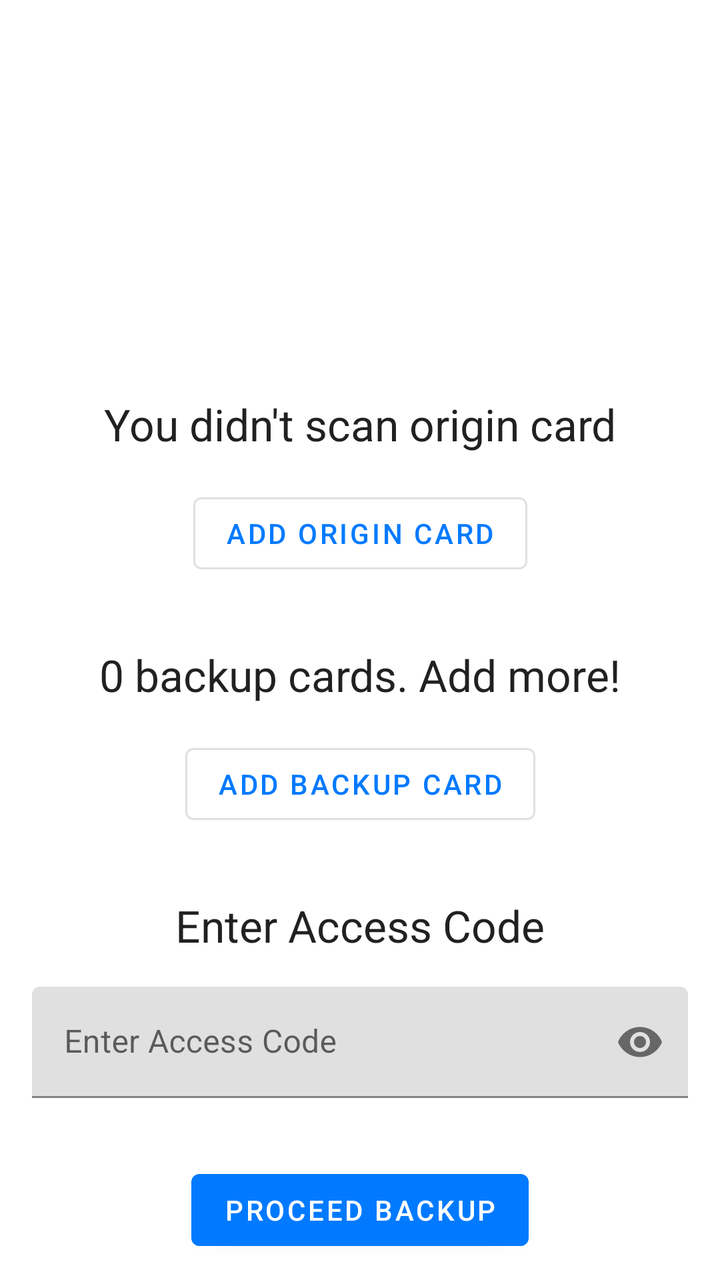
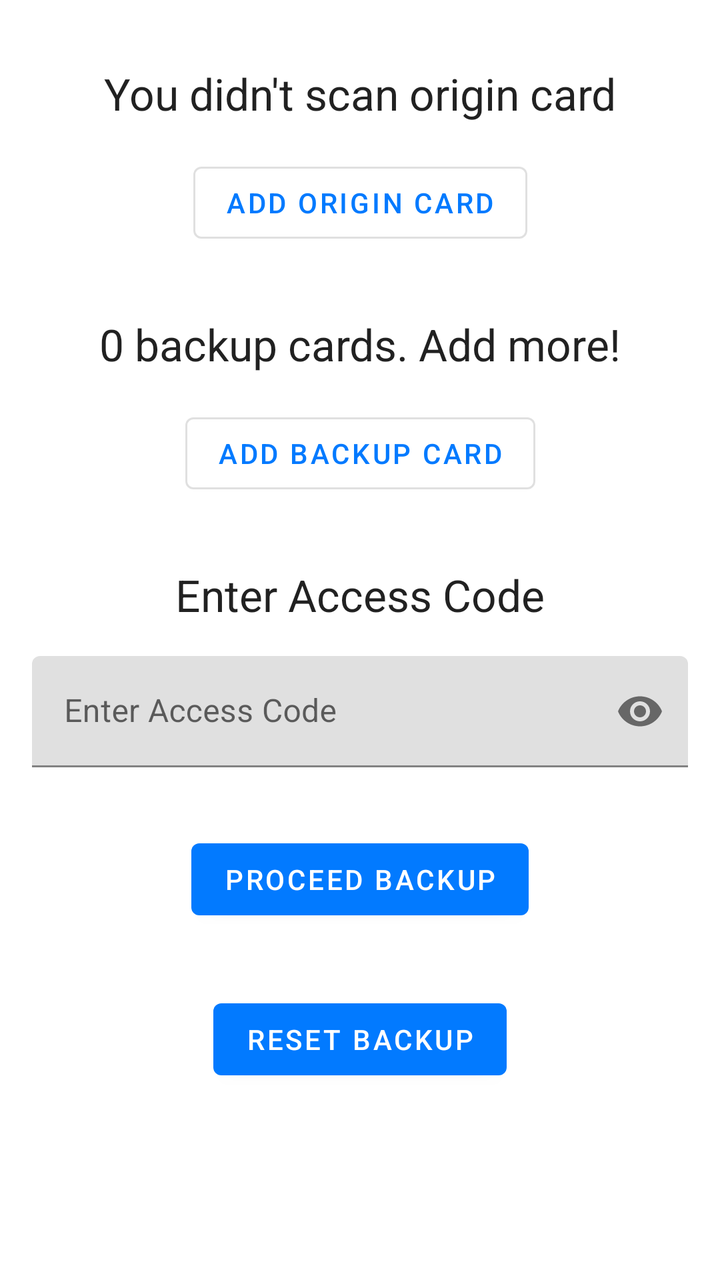

An Android layout rendered at two revisions. The XML below is the earlier revision; the diff shows what the commit changed to produce the second picture.
<!-- AndroidManifest.xml: application theme AppTheme -->
<!-- res/layout/activity_backup.xml -->
<?xml version="1.0" encoding="utf-8"?>
<androidx.constraintlayout.widget.ConstraintLayout xmlns:android="http://schemas.android.com/apk/res/android"
    xmlns:app="http://schemas.android.com/apk/res-auto"
    android:layout_width="match_parent"
    android:layout_height="match_parent">

    <TextView
        android:id="@+id/tv_add_origin_card"
        android:layout_width="wrap_content"
        android:layout_height="wrap_content"
        android:layout_marginTop="120dp"
        android:text="You didn't scan origin card"
        android:textAppearance="@style/TextAppearance.AppCompat.Large"
        app:layout_constraintBottom_toTopOf="@id/btn_add_origin_card"
        app:layout_constraintEnd_toEndOf="parent"
        app:layout_constraintStart_toStartOf="parent"
        app:layout_constraintTop_toTopOf="parent"
        app:layout_constraintVertical_chainStyle="packed" />

    <Button
        android:id="@+id/btn_add_origin_card"
        style="@style/Widget.MaterialComponents.Button.OutlinedButton"
        android:layout_width="wrap_content"
        android:layout_height="wrap_content"
        android:layout_marginTop="16dp"
        android:text="Add origin card"
        app:layout_constraintBottom_toTopOf="@id/btn_add_backup_card"
        app:layout_constraintEnd_toEndOf="parent"
        app:layout_constraintStart_toStartOf="parent"
        app:layout_constraintTop_toBottomOf="@id/tv_add_origin_card" />

    <TextView
        android:id="@+id/tv_add_backup_card"
        android:layout_width="wrap_content"
        android:layout_height="wrap_content"
        android:text="0 backup cards. Add more!"
        android:textAppearance="@style/TextAppearance.AppCompat.Large"
        app:layout_constraintBottom_toTopOf="@id/btn_add_backup_card"
        app:layout_constraintEnd_toEndOf="parent"
        app:layout_constraintStart_toStartOf="parent"
        android:layout_marginTop="32dp"

        app:layout_constraintTop_toBottomOf="@id/btn_add_origin_card" />

    <Button
        android:id="@+id/btn_add_backup_card"
        style="@style/Widget.MaterialComponents.Button.OutlinedButton"
        android:layout_width="wrap_content"
        android:layout_height="wrap_content"
        android:layout_marginTop="16dp"
        android:layout_marginBottom="32dp"
        android:text="Add backup card"
        app:layout_constraintBottom_toTopOf="@id/tv_enter_access_code"
        app:layout_constraintEnd_toEndOf="parent"
        app:layout_constraintStart_toStartOf="parent"
        app:layout_constraintTop_toBottomOf="@id/tv_add_backup_card" />

    <TextView
        android:id="@+id/tv_enter_access_code"
        android:layout_width="wrap_content"
        android:layout_height="wrap_content"
        android:layout_marginTop="24dp"
        android:text="Enter Access Code"
        android:textAppearance="@style/TextAppearance.AppCompat.Large"
        app:layout_constraintBottom_toTopOf="@id/til_access_code"
        app:layout_constraintEnd_toEndOf="parent"
        app:layout_constraintStart_toStartOf="parent"
        app:layout_constraintTop_toBottomOf="@id/btn_add_origin_card"

        />

    <com.google.android.material.textfield.TextInputLayout
        android:id="@+id/til_access_code"
        android:layout_width="match_parent"
        android:layout_height="wrap_content"
        android:layout_margin="16dp"
        android:hint="Enter Access Code"
        app:endIconMode="password_toggle"
        app:layout_constraintBottom_toTopOf="@id/btn_start"
        app:layout_constraintEnd_toEndOf="parent"
        app:layout_constraintStart_toStartOf="parent"
        app:layout_constraintTop_toBottomOf="@id/tv_enter_access_code"
        >

        <com.google.android.material.textfield.TextInputEditText
            android:id="@+id/et_access_code"
            android:layout_width="match_parent"
            android:layout_height="wrap_content"
            android:inputType="textPassword" />

    </com.google.android.material.textfield.TextInputLayout>

    <Button
        android:id="@+id/btn_start"
        android:layout_width="wrap_content"
        android:layout_height="wrap_content"
        android:layout_marginTop="32dp"
        android:text="Proceed backup"
        app:layout_constraintEnd_toEndOf="parent"
        app:layout_constraintStart_toStartOf="parent"
        app:layout_constraintTop_toBottomOf="@id/til_access_code" />

    <Button
        android:id="@+id/btn_reset"
        android:layout_width="wrap_content"
        android:layout_height="wrap_content"
        android:layout_marginTop="12dp"
        android:text="Reset backup"
        app:layout_constraintEnd_toEndOf="parent"
        app:layout_constraintStart_toStartOf="parent"
        app:layout_constraintTop_toBottomOf="@id/btn_start" />

</androidx.constraintlayout.widget.ConstraintLayout>
<!-- resources referenced by this layout -->
<resources>
  <style name="AppTheme" parent="Theme.MaterialComponents.DayNight.NoActionBar">
          <item name="colorPrimary">@color/primary</item>
          <item name="colorPrimaryDark">@color/primary_dark</item>
          <item name="colorOnPrimary">@color/on_primary</item>
          <item name="colorSecondary">@color/primary</item>
      </style>
  <color name="primary">#027aff</color>
  <color name="primary_dark">#0a02ff</color>
  <color name="on_primary">#FFFFFF</color>
</resources>

<!-- the commit's change to res/layout/activity_backup.xml (unified diff, before → after) -->
@@ -1,113 +1,109 @@
 <?xml version="1.0" encoding="utf-8"?>
-<androidx.constraintlayout.widget.ConstraintLayout xmlns:android="http://schemas.android.com/apk/res/android"
+<ScrollView xmlns:android="http://schemas.android.com/apk/res/android"
     xmlns:app="http://schemas.android.com/apk/res-auto"
     android:layout_width="match_parent"
-    android:layout_height="match_parent">
+    android:layout_height="wrap_content">
 
-    <TextView
-        android:id="@+id/tv_add_origin_card"
-        android:layout_width="wrap_content"
-        android:layout_height="wrap_content"
-        android:layout_marginTop="120dp"
-        android:text="You didn't scan origin card"
-        android:textAppearance="@style/TextAppearance.AppCompat.Large"
-        app:layout_constraintBottom_toTopOf="@id/btn_add_origin_card"
-        app:layout_constraintEnd_toEndOf="parent"
-        app:layout_constraintStart_toStartOf="parent"
-        app:layout_constraintTop_toTopOf="parent"
-        app:layout_constraintVertical_chainStyle="packed" />
+    <androidx.constraintlayout.widget.ConstraintLayout
+        android:layout_width="match_parent"
+        android:layout_height="wrap_content">
 
-    <Button
-        android:id="@+id/btn_add_origin_card"
-        style="@style/Widget.MaterialComponents.Button.OutlinedButton"
-        android:layout_width="wrap_content"
-        android:layout_height="wrap_content"
-        android:layout_marginTop="16dp"
-        android:text="Add origin card"
-        app:layout_constraintBottom_toTopOf="@id/btn_add_backup_card"
-        app:layout_constraintEnd_toEndOf="parent"
-        app:layout_constraintStart_toStartOf="parent"
-        app:layout_constraintTop_toBottomOf="@id/tv_add_origin_card" />
+        <TextView
+            android:id="@+id/tv_add_origin_card"
+            android:layout_width="wrap_content"
+            android:layout_height="wrap_content"
+            android:layout_marginTop="32dp"
+            android:text="You didn't scan origin card"
+            android:textAppearance="@style/TextAppearance.AppCompat.Large"
+            app:layout_constraintEnd_toEndOf="parent"
+            app:layout_constraintStart_toStartOf="parent"
+            app:layout_constraintTop_toTopOf="parent"
+            app:layout_constraintVertical_chainStyle="packed" />
 
-    <TextView
-        android:id="@+id/tv_add_backup_card"
-        android:layout_width="wrap_content"
-        android:layout_height="wrap_content"
-        android:text="0 backup cards. Add more!"
-        android:textAppearance="@style/TextAppearance.AppCompat.Large"
-        app:layout_constraintBottom_toTopOf="@id/btn_add_backup_card"
-        app:layout_constraintEnd_toEndOf="parent"
-        app:layout_constraintStart_toStartOf="parent"
-        android:layout_marginTop="32dp"
+        <Button
+            android:id="@+id/btn_add_origin_card"
+            style="@style/Widget.MaterialComponents.Button.OutlinedButton"
+            android:layout_width="wrap_content"
+            android:layout_height="wrap_content"
+            android:layout_marginTop="16dp"
+            android:text="Add origin card"
+            app:layout_constraintEnd_toEndOf="parent"
+            app:layout_constraintStart_toStartOf="parent"
+            app:layout_constraintTop_toBottomOf="@id/tv_add_origin_card" />
 
-        app:layout_constraintTop_toBottomOf="@id/btn_add_origin_card" />
+        <TextView
+            android:id="@+id/tv_add_backup_card"
+            android:layout_width="wrap_content"
+            android:layout_height="wrap_content"
+            android:layout_marginTop="32dp"
+            android:text="0 backup cards. Add more!"
+            android:textAppearance="@style/TextAppearance.AppCompat.Large"
+            app:layout_constraintEnd_toEndOf="parent"
+            app:layout_constraintStart_toStartOf="parent"
 
-    <Button
-        android:id="@+id/btn_add_backup_card"
-        style="@style/Widget.MaterialComponents.Button.OutlinedButton"
-        android:layout_width="wrap_content"
-        android:layout_height="wrap_content"
-        android:layout_marginTop="16dp"
-        android:layout_marginBottom="32dp"
-        android:text="Add backup card"
-        app:layout_constraintBottom_toTopOf="@id/tv_enter_access_code"
-        app:layout_constraintEnd_toEndOf="parent"
-        app:layout_constraintStart_toStartOf="parent"
-        app:layout_constraintTop_toBottomOf="@id/tv_add_backup_card" />
+            app:layout_constraintTop_toBottomOf="@id/btn_add_origin_card" />
 
-    <TextView
-        android:id="@+id/tv_enter_access_code"
-        android:layout_width="wrap_content"
-        android:layout_height="wrap_content"
-        android:layout_marginTop="24dp"
-        android:text="Enter Access Code"
-        android:textAppearance="@style/TextAppearance.AppCompat.Large"
-        app:layout_constraintBottom_toTopOf="@id/til_access_code"
-        app:layout_constraintEnd_toEndOf="parent"
-        app:layout_constraintStart_toStartOf="parent"
-        app:layout_constraintTop_toBottomOf="@id/btn_add_origin_card"
+        <Button
+            android:id="@+id/btn_add_backup_card"
+            style="@style/Widget.MaterialComponents.Button.OutlinedButton"
+            android:layout_width="wrap_content"
+            android:layout_height="wrap_content"
+            android:layout_marginTop="16dp"
+            android:text="Add backup card"
+            app:layout_constraintEnd_toEndOf="parent"
+            app:layout_constraintStart_toStartOf="parent"
+            app:layout_constraintTop_toBottomOf="@id/tv_add_backup_card" />
 
-        />
+        <TextView
+            android:id="@+id/tv_enter_access_code"
+            android:layout_width="wrap_content"
+            android:layout_height="wrap_content"
+            android:layout_marginTop="32dp"
+            android:text="Enter Access Code"
+            android:textAppearance="@style/TextAppearance.AppCompat.Large"
+            app:layout_constraintEnd_toEndOf="parent"
+            app:layout_constraintStart_toStartOf="parent"
+            app:layout_constraintTop_toBottomOf="@+id/btn_add_backup_card" />
 
-    <com.google.android.material.textfield.TextInputLayout
-        android:id="@+id/til_access_code"
-        android:layout_width="match_parent"
-        android:layout_height="wrap_content"
-        android:layout_margin="16dp"
-        android:hint="Enter Access Code"
-        app:endIconMode="password_toggle"
-        app:layout_constraintBottom_toTopOf="@id/btn_start"
-        app:layout_constraintEnd_toEndOf="parent"
-        app:layout_constraintStart_toStartOf="parent"
-        app:layout_constraintTop_toBottomOf="@id/tv_enter_access_code"
-        >
-
-        <com.google.android.material.textfield.TextInputEditText
-            android:id="@+id/et_access_code"
+        <com.google.android.material.textfield.TextInputLayout
+            android:id="@+id/til_access_code"
             android:layout_width="match_parent"
             android:layout_height="wrap_content"
-            android:inputType="textPassword" />
+            android:layout_margin="16dp"
+            android:hint="Enter Access Code"
+            app:endIconMode="password_toggle"
+            app:layout_constraintEnd_toEndOf="parent"
+            app:layout_constraintStart_toStartOf="parent"
+            app:layout_constraintTop_toBottomOf="@id/tv_enter_access_code">
 
-    </com.google.android.material.textfield.TextInputLayout>
+            <com.google.android.material.textfield.TextInputEditText
+                android:id="@+id/et_access_code"
+                android:layout_width="match_parent"
+                android:layout_height="wrap_content"
+                android:inputType="textPassword" />
 
-    <Button
-        android:id="@+id/btn_start"
-        android:layout_width="wrap_content"
-        android:layout_height="wrap_content"
-        android:layout_marginTop="32dp"
-        android:text="Proceed backup"
-        app:layout_constraintEnd_toEndOf="parent"
-        app:layout_constraintStart_toStartOf="parent"
-        app:layout_constraintTop_toBottomOf="@id/til_access_code" />
+        </com.google.android.material.textfield.TextInputLayout>
 
-    <Button
-        android:id="@+id/btn_reset"
-        android:layout_width="wrap_content"
-        android:layout_height="wrap_content"
-        android:layout_marginTop="12dp"
-        android:text="Reset backup"
-        app:layout_constraintEnd_toEndOf="parent"
-        app:layout_constraintStart_toStartOf="parent"
-        app:layout_constraintTop_toBottomOf="@id/btn_start" />
+        <Button
+            android:id="@+id/btn_start"
+            android:layout_width="wrap_content"
+            android:layout_height="wrap_content"
+            android:layout_marginTop="32dp"
+            android:text="Proceed backup"
+            app:layout_constraintEnd_toEndOf="parent"
+            app:layout_constraintStart_toStartOf="parent"
+            app:layout_constraintTop_toBottomOf="@id/til_access_code" />
 
-</androidx.constraintlayout.widget.ConstraintLayout>
+        <Button
+            android:id="@+id/btn_reset"
+            android:layout_width="wrap_content"
+            android:layout_height="wrap_content"
+            android:layout_marginTop="32dp"
+            android:text="Reset backup"
+            app:layout_constraintEnd_toEndOf="parent"
+            app:layout_constraintStart_toStartOf="parent"
+            app:layout_constraintTop_toBottomOf="@id/btn_start" />
+
+    </androidx.constraintlayout.widget.ConstraintLayout>
+
+</ScrollView>
